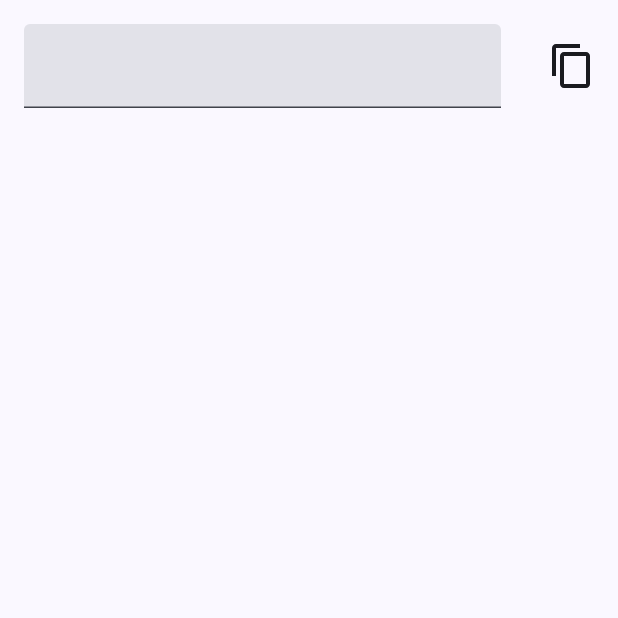
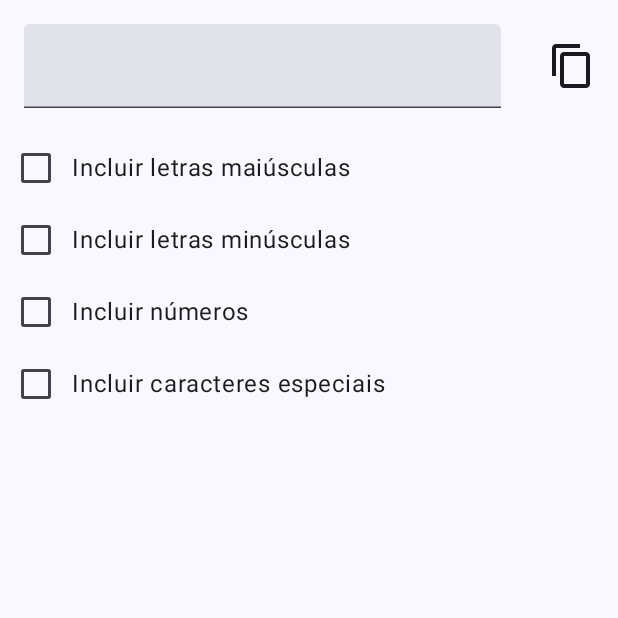
Before and after one commit to antonio-macave/random-password-generator, an Android app built with Jetpack Compose: the screen it shows after launch (MainActivity), on a phone screen of 412 x 824 dp, the top half of it. Run offline under Robolectric (Android 15) with nearby library versions, the phone set to English and light mode, and no system bars.

Commit message:
Added: Options for characters

```diff
--- a/app/src/main/java/mz/co/macave/passwordgenerator/GeneratorScreen.kt
+++ b/app/src/main/java/mz/co/macave/passwordgenerator/GeneratorScreen.kt
@@ -1,11 +1,16 @@
 package mz.co.macave.passwordgenerator
 
+import androidx.compose.foundation.layout.Column
 import androidx.compose.foundation.layout.Row
+import androidx.compose.foundation.layout.Spacer
 import androidx.compose.foundation.layout.fillMaxWidth
 import androidx.compose.foundation.layout.padding
 import androidx.compose.foundation.layout.size
+import androidx.compose.foundation.layout.width
+import androidx.compose.material3.Checkbox
 import androidx.compose.material3.Icon
 import androidx.compose.material3.IconButton
+import androidx.compose.material3.Text
 import androidx.compose.material3.TextField
 import androidx.compose.runtime.Composable
 import androidx.compose.runtime.getValue
@@ -60,8 +65,48 @@ fun TextInput() {
 
 }
 
+
+@Composable
+fun OptionsToInclude() {
+
+    var includeCapitalLetters by remember { mutableStateOf(false) }
+    var includeNonCapitalLetters by remember { mutableStateOf(false) }
+    var includeNumbers by remember { mutableStateOf(false) }
+    var includeSpecialCharacters by remember { mutableStateOf(false) }
+
+
+    CheckBoxOption(text = "Incluir letras maiúsculas", checked = includeCapitalLetters) {
+        includeCapitalLetters = !includeCapitalLetters
+    }
+
+    CheckBoxOption(text = "Incluir letras minúsculas", checked = includeNonCapitalLetters) {
+        includeNonCapitalLetters = !includeNonCapitalLetters
+    }
+
+    CheckBoxOption(text = "Incluir números", checked = includeNumbers) {
+        includeNumbers = !includeNumbers
+    }
+
+    CheckBoxOption(text = "Incluir caracteres especiais", checked = includeSpecialCharacters) {
+        includeSpecialCharacters = !includeSpecialCharacters
+    }
+}
+
+@Composable
+fun CheckBoxOption(text: String, checked: Boolean, onCheckedChanged: () -> Unit) {
+    Row(
+        verticalAlignment = Alignment.CenterVertically
+    ) {
+        Checkbox(checked = checked, onCheckedChange = { onCheckedChanged() } )
+        Text(text = text)
+    }
+}
+
 @Preview
 @Composable
 fun Previews() {
-    TextInput()
+    Column {
+        TextInput()
+        OptionsToInclude()
+    }
 }
--- a/app/src/main/java/mz/co/macave/passwordgenerator/MainActivity.kt
+++ b/app/src/main/java/mz/co/macave/passwordgenerator/MainActivity.kt
@@ -4,14 +4,13 @@ import android.os.Bundle
 import androidx.activity.ComponentActivity
 import androidx.activity.compose.setContent
 import androidx.activity.enableEdgeToEdge
+import androidx.compose.foundation.layout.Column
 import androidx.compose.foundation.layout.fillMaxSize
 import androidx.compose.foundation.layout.padding
 import androidx.compose.material3.Scaffold
-import androidx.compose.material3.Surface
 import androidx.compose.material3.Text
 import androidx.compose.runtime.Composable
 import androidx.compose.ui.Modifier
-import androidx.compose.ui.tooling.preview.Preview
 import mz.co.macave.passwordgenerator.ui.theme.PasswordGeneratorTheme
 
 class MainActivity : ComponentActivity() {
@@ -22,8 +21,9 @@ class MainActivity : ComponentActivity() {
             PasswordGeneratorTheme {
                 Scaffold(modifier = Modifier.fillMaxSize()) { innerPadding ->
 
-                    Surface(modifier = Modifier.padding(innerPadding)) {
+                    Column(modifier = Modifier.padding(innerPadding)) {
                         TextInput()
+                        OptionsToInclude()
                     }
 
                 }
@@ -31,11 +31,3 @@ class MainActivity : ComponentActivity() {
         }
     }
 }
-
-@Composable
-fun Greeting(name: String, modifier: Modifier = Modifier) {
-    Text(
-        text = "Hello $name!",
-        modifier = modifier
-    )
-}
```
